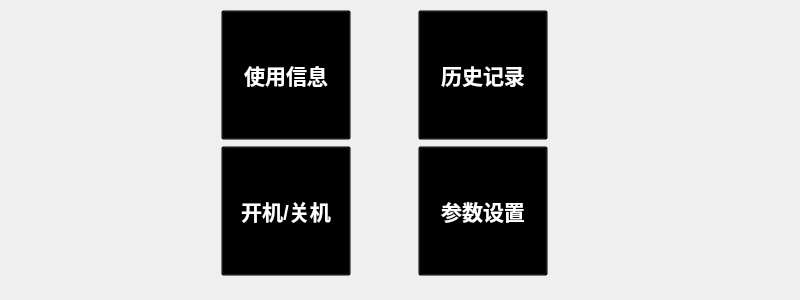
This is functiontable.ui in ives560/InverterController as Qt 5 draws it before an edit. The edited form follows.
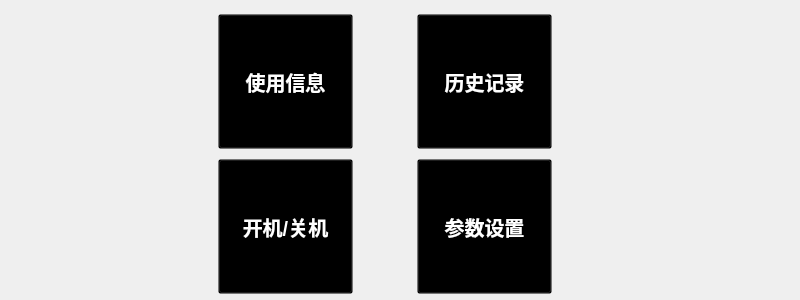
This is the edited form. Icons and pictures are not drawn.

Patch:
```diff
--- a/functiontable.ui
+++ b/functiontable.ui
@@ -19,7 +19,7 @@
      <x>160</x>
      <y>10</y>
      <width>451</width>
-     <height>268</height>
+     <height>288</height>
     </rect>
    </property>
    <layout class="QGridLayout" name="gridLayout">
@@ -27,13 +27,13 @@
      <widget class="QToolButton" name="operationInfo">
       <property name="minimumSize">
        <size>
-        <width>130</width>
-        <height>130</height>
+        <width>135</width>
+        <height>135</height>
        </size>
       </property>
       <property name="font">
        <font>
-        <pointsize>16</pointsize>
+        <pointsize>15</pointsize>
         <weight>75</weight>
         <bold>true</bold>
        </font>
@@ -63,13 +63,13 @@
      <widget class="QToolButton" name="historyInfo">
       <property name="minimumSize">
        <size>
-        <width>130</width>
-        <height>130</height>
+        <width>135</width>
+        <height>135</height>
        </size>
       </property>
       <property name="font">
        <font>
-        <pointsize>16</pointsize>
+        <pointsize>15</pointsize>
         <weight>75</weight>
         <bold>true</bold>
        </font>
@@ -99,13 +99,13 @@
      <widget class="QToolButton" name="onOff">
       <property name="minimumSize">
        <size>
-        <width>130</width>
-        <height>130</height>
+        <width>135</width>
+        <height>135</height>
        </size>
       </property>
       <property name="font">
        <font>
-        <pointsize>16</pointsize>
+        <pointsize>15</pointsize>
         <weight>75</weight>
         <bold>true</bold>
        </font>
@@ -135,13 +135,13 @@
      <widget class="QToolButton" name="paramSet">
       <property name="minimumSize">
        <size>
-        <width>130</width>
-        <height>130</height>
+        <width>135</width>
+        <height>135</height>
        </size>
       </property>
       <property name="font">
        <font>
-        <pointsize>16</pointsize>
+        <pointsize>15</pointsize>
         <weight>75</weight>
         <bold>true</bold>
        </font>
```
